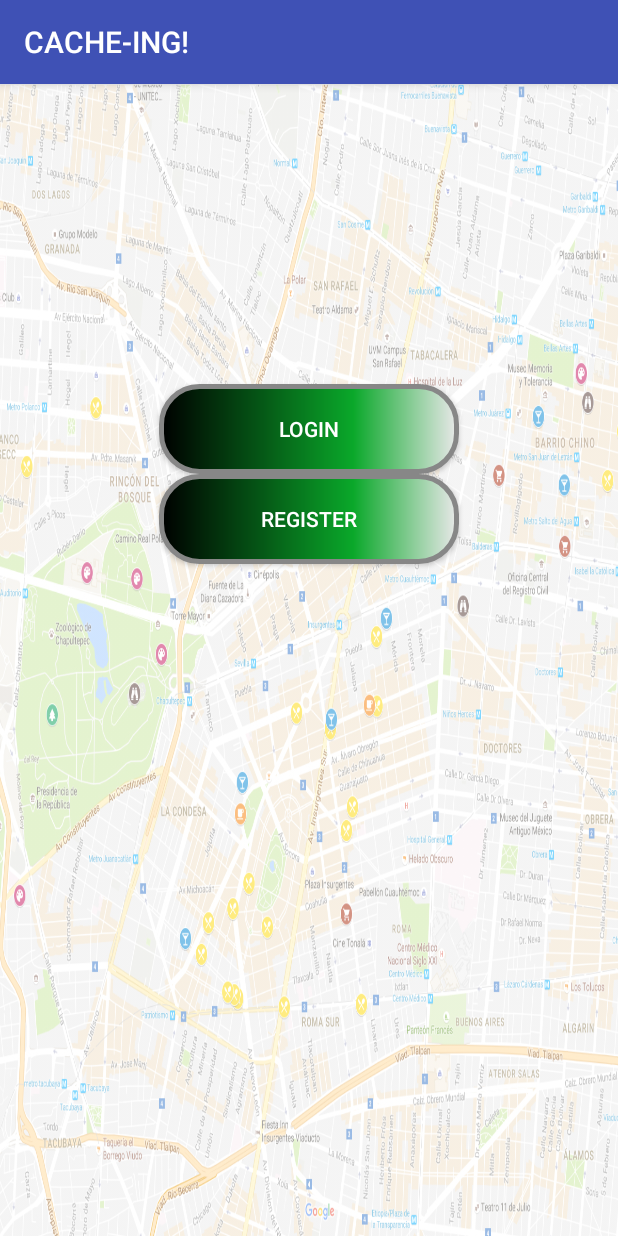
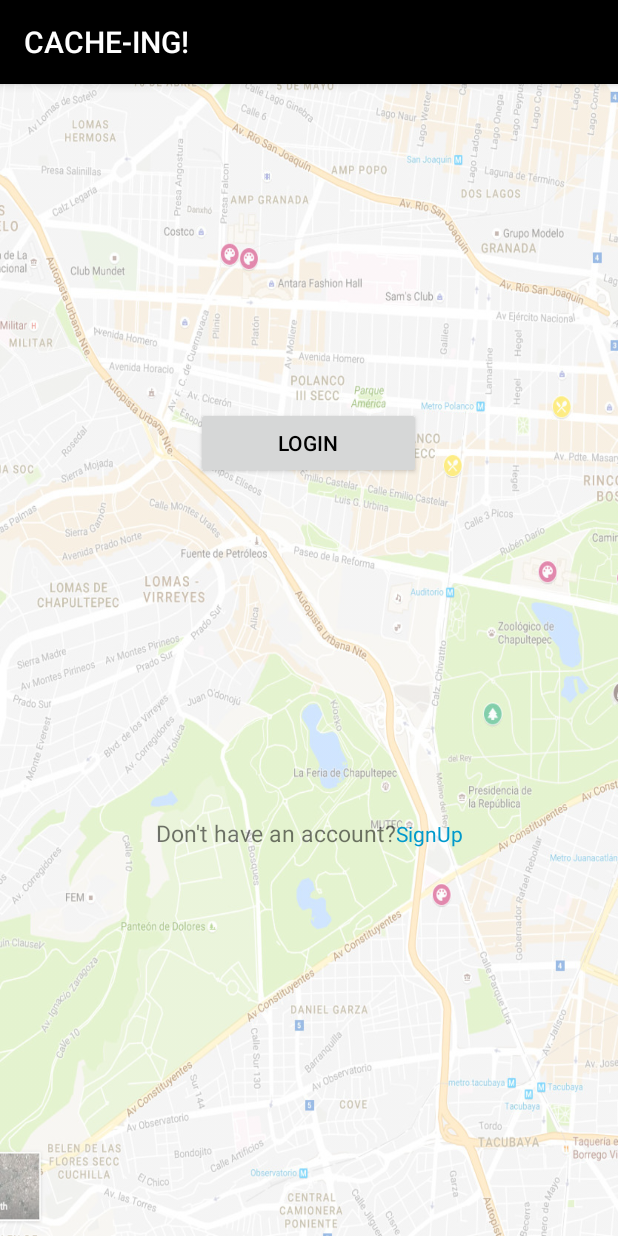
Before and after one commit to tarriola/CACHE-ING_App, an Android app: the screen it shows after launch (MainActivity), on a phone screen of 412 x 824 dp. Run offline under Robolectric (Android 15) with nearby library versions, the phone set to English and light mode, and no system bars.

Commit message:
please don't break

```diff
--- a/app/src/main/AndroidManifest.xml
+++ b/app/src/main/AndroidManifest.xml
@@ -8,7 +8,7 @@
 
     <application
         android:allowBackup="true"
-        android:icon="@mipmap/ic_launcher"
+        android:icon="@drawable/geocaching"
         android:label="@string/app_name"
         android:roundIcon="@mipmap/ic_launcher_round"
         android:supportsRtl="true"
--- a/app/src/main/java/group2/tcss450/uw/edu/cache_ing_app/LoginFragment.java
+++ b/app/src/main/java/group2/tcss450/uw/edu/cache_ing_app/LoginFragment.java
@@ -62,7 +62,7 @@ public class LoginFragment extends Fragment implements View.OnClickListener {
                     String password = passwordLogin.getText().toString();
                     if(userName.isEmpty()) {
                         userNameLogin.setError("Enter your username/email");
-                    } else if (password.isEmpty()) {
+                    } if (password.isEmpty()) {
                         passwordLogin.setError("Enter your password");
                     } else {
                         if(userName instanceof String && password instanceof String) {
--- a/app/src/main/java/group2/tcss450/uw/edu/cache_ing_app/MainActivity.java
+++ b/app/src/main/java/group2/tcss450/uw/edu/cache_ing_app/MainActivity.java
@@ -2,9 +2,9 @@ package group2.tcss450.uw.edu.cache_ing_app;
 
 import android.content.Intent;
 import android.os.AsyncTask;
+import android.os.Bundle;
 import android.support.v4.app.FragmentTransaction;
 import android.support.v7.app.AppCompatActivity;
-import android.os.Bundle;
 import android.util.Log;
 import android.widget.Toast;
 
@@ -219,7 +219,7 @@ public class MainActivity extends AppCompatActivity implements
                 getSupportFragmentManager()
                         .beginTransaction()
                         .replace(R.id.fragment_container, verifyFragment)
-                        .addToBackStack(null).commit();
+                        .commit();
             }
             Log.d("Register Result", result);
         }
@@ -291,7 +291,7 @@ public class MainActivity extends AppCompatActivity implements
                 getSupportFragmentManager()
                         .beginTransaction()
                         .replace(R.id.fragment_container, loginFragment)
-                        .addToBackStack(null).commit();
+                        .commit();
 
             }
             Log.d("Verification Result", result);
--- a/app/src/main/java/group2/tcss450/uw/edu/cache_ing_app/MapActivity.java
+++ b/app/src/main/java/group2/tcss450/uw/edu/cache_ing_app/MapActivity.java
@@ -178,7 +178,6 @@ public class MapActivity extends AppCompatActivity implements
                 startLocationUpdates();
             }
         }
-
     }
 
     /**
@@ -248,7 +247,10 @@ public class MapActivity extends AppCompatActivity implements
 //                    if (ActivityCompat.checkSelfPermission(this, Manifest.permission.ACCESS_FINE_LOCATION) != PackageManager.PERMISSION_GRANTED && ActivityCompat.checkSelfPermission(this, Manifest.permission.ACCESS_COARSE_LOCATION) != PackageManager.PERMISSION_GRANTED) {
 //                        return;
 //                    }
-                    if (ActivityCompat.checkSelfPermission(this, Manifest.permission.ACCESS_FINE_LOCATION) != PackageManager.PERMISSION_GRANTED && ActivityCompat.checkSelfPermission(this, Manifest.permission.ACCESS_COARSE_LOCATION) != PackageManager.PERMISSION_GRANTED) {
+                    if (ActivityCompat.checkSelfPermission(this, Manifest.permission.ACCESS_FINE_LOCATION)
+                            != PackageManager.PERMISSION_GRANTED &&
+                            ActivityCompat.checkSelfPermission(this, Manifest.permission.ACCESS_COARSE_LOCATION)
+                                    != PackageManager.PERMISSION_GRANTED) {
                         return;
                     }
                     mCurrentLocation = LocationServices.FusedLocationApi.getLastLocation(mGoogleApiClient);
--- a/app/src/main/java/group2/tcss450/uw/edu/cache_ing_app/StartupFragment.java
+++ b/app/src/main/java/group2/tcss450/uw/edu/cache_ing_app/StartupFragment.java
@@ -8,6 +8,7 @@ import android.view.LayoutInflater;
 import android.view.View;
 import android.view.ViewGroup;
 import android.widget.Button;
+import android.widget.TextView;
 
 
 /**
@@ -38,8 +39,8 @@ public class StartupFragment extends Fragment implements View.OnClickListener {
         View v = inflater.inflate(R.layout.fragment_startup, container, false);
         Button b= (Button) v.findViewById(R.id.login_button);
         b.setOnClickListener(this);
-        b = (Button) v.findViewById(R.id.register_button);
-        b.setOnClickListener(this);
+        TextView signUp = (TextView) v.findViewById(R.id.sign_up_here);
+        signUp.setOnClickListener(this);
 
         return v;
     }
@@ -79,8 +80,8 @@ public class StartupFragment extends Fragment implements View.OnClickListener {
                 case R.id.login_button:
                     mListener.startUpFragmentInteraction("Login");
                     break;
-                case R.id.register_button:
-                    mListener.startUpFragmentInteraction("Register");
+                case R.id.sign_up_here:
+                    mListener.startUpFragmentInteraction("SignUp");
             }
         }
     }
--- a/app/src/main/res/drawable/loginbuttonapp.xml
+++ b/app/src/main/res/drawable/loginbuttonapp.xml
@@ -13,7 +13,7 @@
         android:bottom="0dp"
         />
     <size
-        android:width="40dp"
+        android:width="200dp"
         android:height="50dp"
         />
     <stroke
--- a/app/src/main/res/layout/fragment_startup.xml
+++ b/app/src/main/res/layout/fragment_startup.xml
@@ -4,7 +4,7 @@
     xmlns:tools="http://schemas.android.com/tools"
     android:layout_width="wrap_content"
     android:layout_height="match_parent"
-    android:background="@drawable/mapbackground"
+    android:background="@drawable/mapbackgroundstartup"
     android:backgroundTint="#80FFFFFF"
     android:backgroundTintMode="src_over"
     android:orientation="vertical"
@@ -14,18 +14,55 @@
         android:id="@+id/login_button"
         android:layout_width="wrap_content"
         android:layout_height="wrap_content"
-        android:layout_marginTop="200dp"
-        android:background="@drawable/buttonshape"
+        android:layout_gravity="center_horizontal"
+        android:layout_marginTop="215dp"
+        android:width="150dp"
         android:text="@string/login_button1"
-        android:layout_gravity="center_horizontal"
-        android:textColor="#FFFFFF" />
+        android:textColor="@color/common_google_signin_btn_text_dark_focused"
+        tools:layout_editor_absoluteX="117dp"
+        tools:layout_editor_absoluteY="200dp" />
 
-    <Button
-        android:id="@+id/register_button"
-        android:layout_width="wrap_content"
-        android:layout_height="wrap_content"
-        android:layout_gravity="center_horizontal"
-        android:background="@drawable/buttonshape"
-        android:text="@string/register_button"
-        android:textColor="#FFFFFF" />
+    <android.support.constraint.ConstraintLayout
+        android:layout_width="match_parent"
+        android:layout_height="match_parent"
+        android:orientation="horizontal">
+
+        <TextView
+            android:id="@+id/sign_up_here"
+            android:layout_width="wrap_content"
+            android:layout_height="wrap_content"
+            android:layout_marginLeft="0dp"
+            android:layout_marginRight="7dp"
+            android:clickable="true"
+            android:onClick="onClick"
+            android:text="@string/sign_up_here_textbutton"
+            android:textColor="@android:color/holo_blue_dark"
+            app:layout_constraintBaseline_toBaselineOf="@+id/are_are_reg"
+            app:layout_constraintHorizontal_bias="0.0"
+            app:layout_constraintLeft_toRightOf="@+id/are_are_reg"
+            app:layout_constraintRight_toRightOf="parent" />
+
+        <TextView
+            android:id="@+id/are_are_reg"
+            android:layout_width="wrap_content"
+            android:layout_height="wrap_content"
+            android:text="@string/have_an_account"
+            android:textSize="15sp"
+            tools:layout_constraintTop_creator="1"
+            tools:layout_constraintRight_creator="1"
+            app:layout_constraintRight_toRightOf="parent"
+            android:layout_marginTop="225dp"
+            android:layout_marginRight="16dp"
+            app:layout_constraintBottom_toBottomOf="parent"
+            android:layout_marginBottom="8dp"
+            android:layout_marginLeft="8dp"
+            app:layout_constraintLeft_toLeftOf="parent"
+            android:layout_marginStart="8dp"
+            android:layout_marginEnd="16dp"
+            app:layout_constraintHorizontal_bias="0.42"
+            app:layout_constraintVertical_bias="0.91"
+            app:layout_constraintTop_toTopOf="parent" />
+
+    </android.support.constraint.ConstraintLayout>
+
 </LinearLayout>
--- a/app/src/main/res/values/colors.xml
+++ b/app/src/main/res/values/colors.xml
@@ -1,6 +1,7 @@
 <?xml version="1.0" encoding="utf-8"?>
 <resources>
-    <color name="colorPrimary">#3f51b5</color>
-    <color name="colorPrimaryDark">#303F9F</color>
+    <color name="colorPrimary">#000000</color>
+    <color name="colorPrimaryDark">#000000</color>
     <color name="colorAccent">#FF4081</color>
+
 </resources>
--- a/app/src/main/res/values/strings.xml
+++ b/app/src/main/res/values/strings.xml
@@ -4,7 +4,7 @@
     <string name="api_key_MapandPlaces">AIzaSyA2FO0ykhMK2VaSlx2JVVpAcWfjVRFWyu4</string>
 
     <string name="username_textView">Username</string>
-    <string name="username_editText">Enter username/email...</string>
+    <string name="username_editText">Enter email...</string>
 
     <string name="password_textview">Password</string>
     <string name="password_editText">Enter password...</string>
@@ -32,8 +32,13 @@
     <string name="verify_code">Enter Verification Code</string>
     <string name="submit_verification_code">Verify</string>
 
-    <string name="hello_blank_fragment">Hello blank fragment</string>
+    <string name="have_an_account">Don\'t have an account?</string>
+    <string name="sign_up_here_textbutton">SignUp</string>
     <string name="title_activity_map">CACHE-ING!</string>
+
+    <string name="add_signature">Sign Log</string>
+    <string name="review_log">View Log</string>
+    <string name="done">Done</string>
 
 
 </resources>
```
Also changed, not shown: app/src/main/java/group2/tcss450/uw/edu/cache_ing_app/CongratsFragment.java (added, +72 -0 lines), app/src/main/java/group2/tcss450/uw/edu/cache_ing_app/RegisterFragment.java (+7 -7 lines), app/src/main/res/layout/fragment_congrats.xml (added, +54 -0 lines), app/src/main/res/layout/fragment_login.xml (+6 -2 lines), app/src/main/res/layout/fragment_register.xml (+13 -8 lines), app/src/main/res/drawable/cacheing.jpg (added), app/src/main/res/drawable/geocaching.jpg (added), app/src/main/res/drawable/mapbackgroundregister.jpg (added), app/src/main/res/drawable/mapbackgroundstartup.jpg (added).
